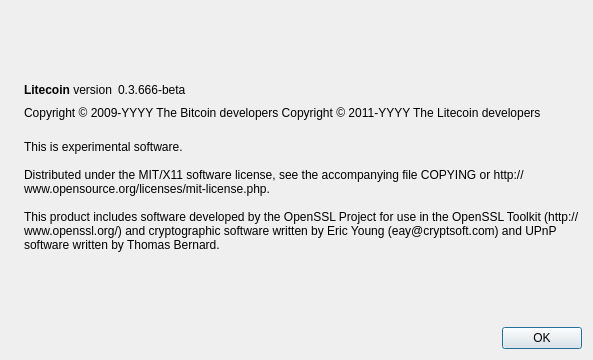
First picture: the form in src/qt/forms/aboutdialog.ui, repository romanavionics/aero, before the edit.
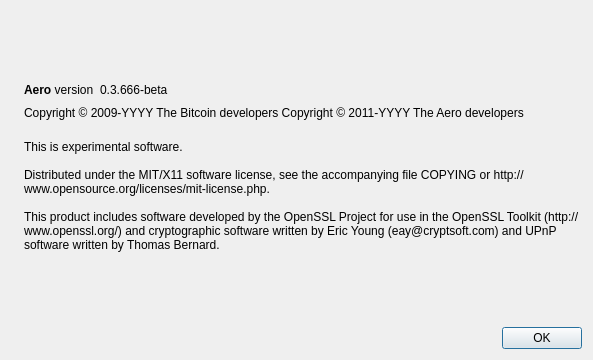
Second picture: the form after the edit. Icons and pictures are not drawn.

What changed in the file:
```diff
--- a/src/qt/forms/aboutdialog.ui
+++ b/src/qt/forms/aboutdialog.ui
@@ -50,7 +50,7 @@
           <cursorShape>IBeamCursor</cursorShape>
          </property>
          <property name="text">
-          <string>&lt;b&gt;Litecoin&lt;/b&gt; version</string>
+          <string>&lt;b&gt;Aero&lt;/b&gt; version</string>
          </property>
          <property name="textInteractionFlags">
           <set>Qt::LinksAccessibleByMouse|Qt::TextSelectableByKeyboard|Qt::TextSelectableByMouse</set>
@@ -92,7 +92,7 @@
        </property>
        <property name="text">
         <string notr="true">Copyright &amp;copy; 2009-YYYY The Bitcoin developers
-Copyright &amp;copy; 2011-YYYY The Litecoin developers</string>
+Copyright &amp;copy; 2011-YYYY The Aero developers</string>
        </property>
        <property name="textFormat">
         <enum>Qt::RichText</enum>
```
Left out of the diff: 2 changed lines with no effect on the pictures.
